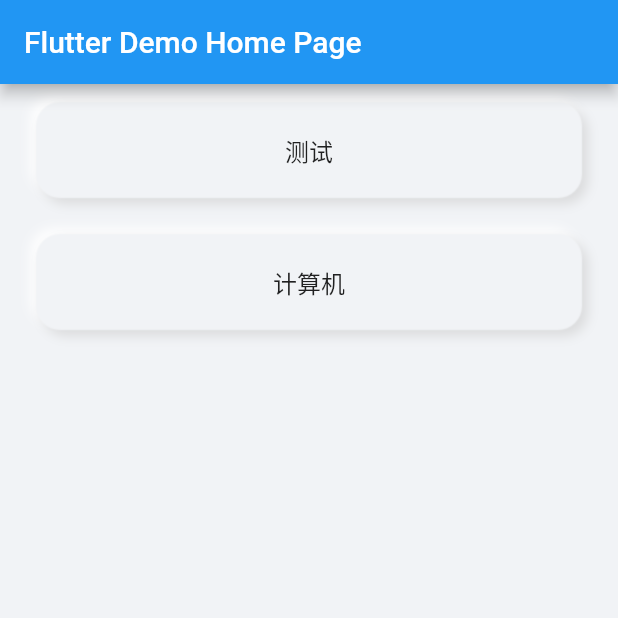
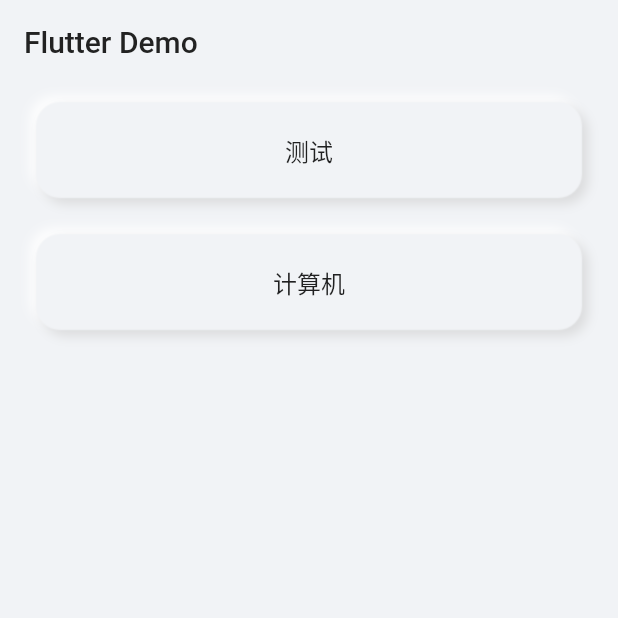
Before and after one commit to lzxsleeve/neumorphism_decoration, a Flutter app: the screen it shows after launch, on a phone screen of 412 x 824 dp, the top half of it. Run offline on Flutter 3.47's test engine with Material 2 defaults, Android fonts, the phone set to English and light mode, and no system bars.

```diff
--- a/example/lib/page/calculators_page.dart
+++ b/example/lib/page/calculators_page.dart
@@ -1,3 +1,4 @@
+import 'package:example/res/colors.dart';
 import 'package:example/res/gaps.dart';
 import 'package:flutter/material.dart';
 import 'package:neumorphism_decoration/neumorphism_decoration.dart';
@@ -38,6 +39,9 @@ class _CalculatorsState extends State<CalculatorsPage> {
   Widget build(BuildContext context) {
     return Scaffold(
       appBar: AppBar(
+        elevation: 0,
+        backgroundColor: Colours.backgroundColor,
+        foregroundColor: Colours.textDeep,
         title: const Text('计算器'),
       ),
       body: _btnHeight == 0
--- a/example/lib/page/home_page.dart
+++ b/example/lib/page/home_page.dart
@@ -1,4 +1,6 @@
 import 'package:example/page/calculators_page.dart';
+import 'package:example/page/simple_example_page.dart';
+import 'package:example/res/colors.dart';
 import 'package:flutter/material.dart';
 import 'package:neumorphism_decoration/neumorphism_decoration.dart';
 
@@ -18,7 +20,10 @@ class _HomeState extends State<HomePage> {
   Widget build(BuildContext context) {
     return Scaffold(
       appBar: AppBar(
-        title: const Text('Flutter Demo Home Page'),
+        elevation: 0,
+        backgroundColor: Colours.backgroundColor,
+        foregroundColor: Colours.textDeep,
+        title: const Text('Flutter Demo'),
       ),
       body: Column(
         children: [
@@ -31,7 +36,7 @@ class _HomeState extends State<HomePage> {
                 child: const Text('测试', style: TextStyle(fontSize: 16)),
               ),
               onTap: () {
-                print('测试');
+                Navigator.push(context, MaterialPageRoute(builder: (context) => const SimpleExamplePage()));
               },
             ),
           ),
--- a/example/lib/res/colors.dart
+++ b/example/lib/res/colors.dart
@@ -2,5 +2,8 @@ import 'package:flutter/material.dart';
 
 class Colours {
   static const Color backgroundColor = Color(0xFFF1F3F6);
-  static const Color backgroundColorDark = Color(0xFF2E333B);
+
+  static const Color textDeep = Color(0xFF222222);
+  static const Color textNormal = Color(0xFF2B2B2B);
+  static const Color textAssist = Color(0xFF9EA2B0);
 }
--- a/pubspec.yaml
+++ b/pubspec.yaml
@@ -1,7 +1,7 @@
 name: neumorphism_decoration
 description: A new Flutter package.
 version: 0.0.1
-homepage:
+homepage: https://github.com/lzxsleeve/neumorphism_decoration
 
 environment:
   sdk: ">=2.15.1 <3.0.0"
```
Also changed, not shown: example/lib/main.dart (+8 -0 lines), example/lib/page/simple_example_page.dart (added, +61 -0 lines), lib/neumorphism_decoration.dart (+6 -13 lines), arts/example_gif1.gif (added), arts/example_gif2.gif (added), 3 other files.
